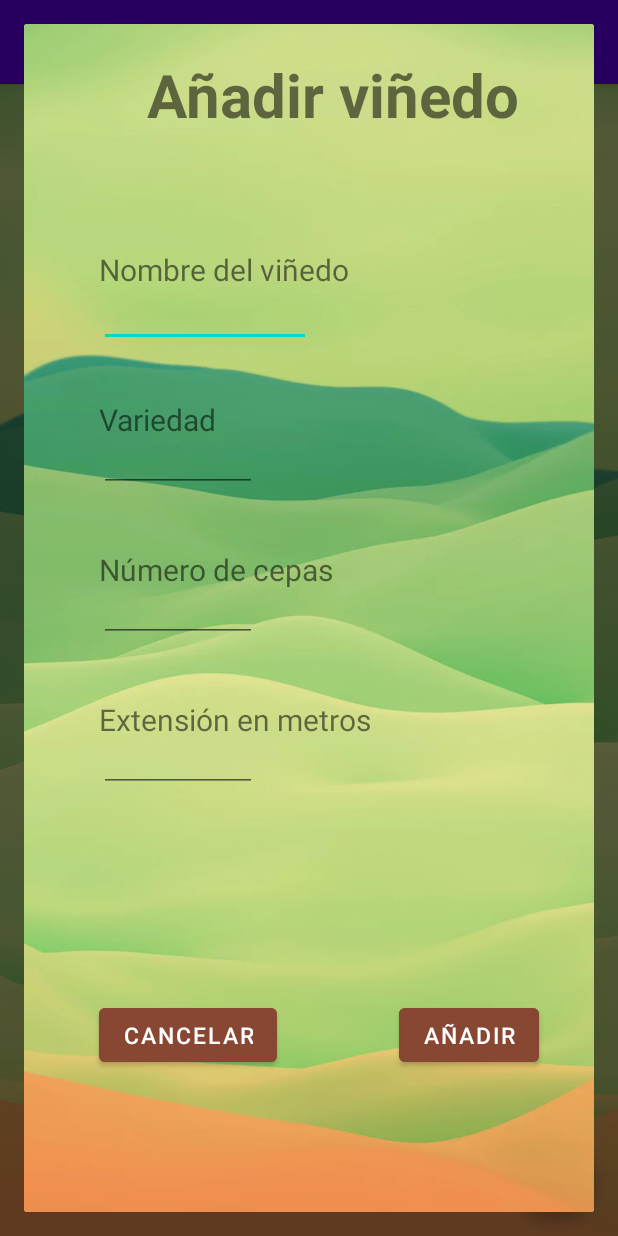
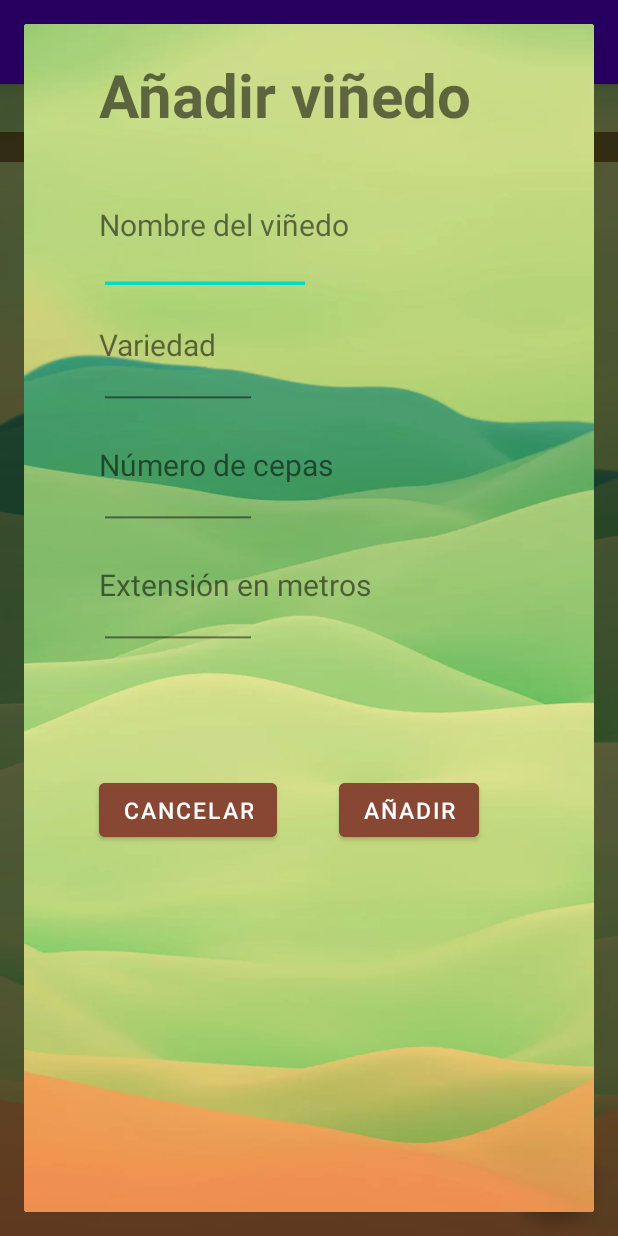
Before and after one commit to XabierBA/VinedoDBSQLite, an Android app: the screen it shows after launch (VinasActivity), after a tap on an icon or button, on a phone screen of 412 x 824 dp. Run offline under Robolectric (Android 15) with nearby library versions, the phone set to English and light mode, and no system bars.

Commit message:
V8.2 - LIST VIÑAS DIALOG +

```diff
--- a/app/src/main/java/com/example/viedodbsqlite/Front/InsertVinas.java
+++ b/app/src/main/java/com/example/viedodbsqlite/Front/InsertVinas.java
@@ -7,6 +7,7 @@ import android.view.LayoutInflater;
 import android.view.View;
 import android.view.ViewGroup;
 import android.view.WindowManager;
+import android.widget.Button;
 import android.widget.EditText;
 import android.widget.Toast;
 
@@ -46,24 +47,11 @@ public class InsertVinas extends DialogFragment {
     public void onViewCreated(View view, Bundle savedInstanceState) {
         super.onViewCreated(view, savedInstanceState);
 
-        getDialog().getWindow().setSoftInputMode(
-                WindowManager.LayoutParams.SOFT_INPUT_STATE_VISIBLE);
-    }
-
-    public void onClick(View view){
-        switch (view.getId()){
-            case R.id.insertVina:
-                insertVinas(view);
-                break;
-
-            case R.id.cancel:
-                ;
-                break;
-        }
-    }
-
-    public void insertVinas(View view){
-
+        getDialog().getWindow().setSoftInputMode(WindowManager.LayoutParams.SOFT_INPUT_STATE_VISIBLE);
+        Button insert = view.findViewById(R.id.insertVina);
+        insert.setOnClickListener(new View.OnClickListener() {
+            @Override
+            public void onClick(View view) {
                 SQLiteDatabase db = conn.getWritableDatabase();
 
                 EditText name = view.findViewById(R.id.nombreVina);
@@ -81,8 +69,8 @@ public class InsertVinas extends DialogFragment {
 
                 long id = db.insert(VinaContracts.VinaEntry.TABLE_NAME, VinaContracts.VinaEntry.ID_COLUMN,values);
                 Toast.makeText(getContext(), "Registro exitoso"+id, Toast.LENGTH_SHORT).show();
-
             }
-
-
+        });{
+        };
     }
+}
--- a/app/src/main/res/layout/activity_vinas.xml
+++ b/app/src/main/res/layout/activity_vinas.xml
@@ -12,10 +12,11 @@
         style="@android:style/Widget.Holo.ListView"
         android:layout_width="match_parent"
         android:layout_height="wrap_content"
-        android:layout_marginTop="48dp"
+        android:layout_marginTop="32dp"
+        android:paddingBottom="20dp"
+        android:background="@color/list_brown"
+        android:divider="@color/list_color"
         android:dividerHeight="20dp"
-        android:divider="@color/list_color"
-        android:background="@color/list_brown"
         app:layout_constraintEnd_toEndOf="parent"
         app:layout_constraintHorizontal_bias="0.0"
         app:layout_constraintStart_toStartOf="parent"
--- a/app/src/main/res/layout/fragment_insert_vinas.xml
+++ b/app/src/main/res/layout/fragment_insert_vinas.xml
@@ -13,7 +13,7 @@
         android:layout_height="wrap_content"
         android:text="Añadir viñedo"
         android:textSize="40dp"
-        android:translationX="82dp"
+        android:translationX="50dp"
         android:textStyle="bold"
         android:translationY="20dp"/>
 
@@ -24,14 +24,14 @@
         android:text="Nombre del viñedo"
         android:textSize="20dp"
         android:translationX="50dp"
-        android:translationY="150dp" />
+        android:translationY="120dp" />
 
     <EditText
         android:id="@+id/nombreVina"
         android:layout_width="141dp"
         android:layout_height="45dp"
         android:translationX="50dp"
-        android:translationY="170dp"/>
+        android:translationY="135dp"/>
 
     <TextView
         android:id="@+id/tvvaried"
@@ -40,7 +40,7 @@
         android:text="Variedad"
         android:textSize="20dp"
         android:translationX="50dp"
-        android:translationY="250dp"/>
+        android:translationY="200dp"/>
 
     <EditText
         android:id="@+id/variedadVina"
@@ -48,7 +48,7 @@
         android:layout_height="42dp"
         android:textSize="20dp"
         android:translationX="50dp"
-        android:translationY="270dp"/>
+        android:translationY="215dp"/>
 
     <TextView
         android:id="@+id/tvncepas"
@@ -57,7 +57,7 @@
         android:text="Número de cepas"
         android:textSize="20dp"
         android:translationX="50dp"
-        android:translationY="350dp"/>
+        android:translationY="280dp"/>
 
     <EditText
         android:id="@+id/ncepas"
@@ -65,7 +65,7 @@
         android:layout_height="42dp"
         android:textSize="20dp"
         android:translationX="50dp"
-        android:translationY="370dp"/>
+        android:translationY="295dp"/>
 
     <TextView
         android:id="@+id/tvextens"
@@ -74,7 +74,7 @@
         android:text="Extensión en metros"
         android:textSize="20dp"
         android:translationX="50dp"
-        android:translationY="450dp"/>
+        android:translationY="360dp"/>
 
     <EditText
         android:id="@+id/extension"
@@ -82,7 +82,7 @@
         android:layout_height="42dp"
         android:textSize="20dp"
         android:translationX="50dp"
-        android:translationY="470dp"/>
+        android:translationY="375dp"/>
 
     <Button
         android:id="@+id/cancel"
@@ -93,7 +93,7 @@
         android:onClick="onClick"
         android:textSize="15dp"
         android:translationX="50dp"
-        android:translationY="650dp"/>
+        android:translationY="500dp"/>
 
     <Button
         android:id="@+id/insertVina"
@@ -103,7 +103,7 @@
         android:text="Añadir"
         android:onClick="onClick"
         android:textSize="15dp"
-        android:translationX="250dp"
-        android:translationY="650dp"/>
+        android:translationX="210dp"
+        android:translationY="500dp"/>
 
 </FrameLayout>
```
Lines whose indentation alone changed are shown as unchanged.
